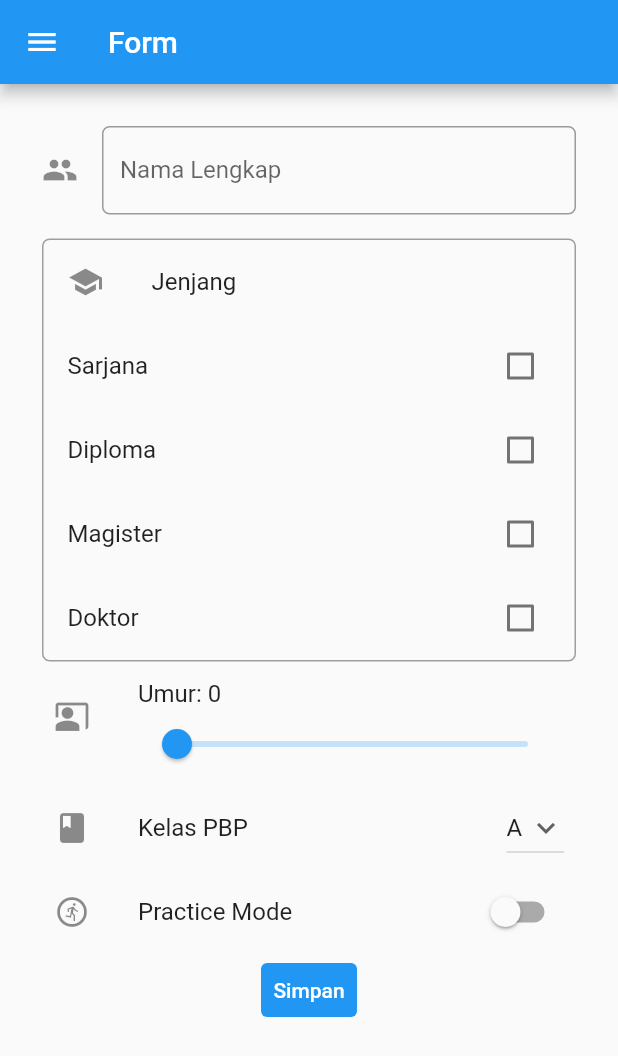
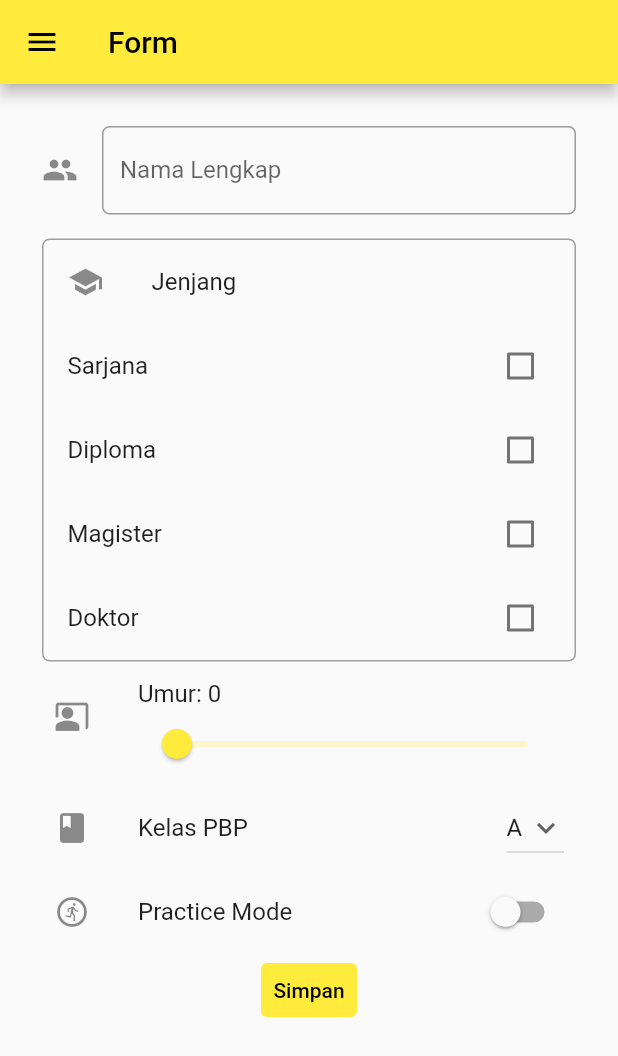
Before and after one commit to IpankCSUI/pbp-flutter-tutorial, a Flutter app: the MyFormPage screen opened directly, on a phone screen of 412 x 824 dp. Shown: the top 1056 px of the screen. Run offline on Flutter 3.47's test engine with Material 2 defaults, Android fonts, the phone set to English and light mode, and no system bars.

Commit message:
ganti warna kuning

```diff
--- a/lib/form.dart
+++ b/lib/form.dart
@@ -27,6 +27,7 @@ class _MyFormPageState extends State<MyFormPage> {
                 title: Text('Form'),
             ),
             drawer: Drawer(
+              backgroundColor: Colors.yellow,
               child: Column(
                 children: [
                   // Menambahkan clickable menu
@@ -212,10 +213,10 @@ class _MyFormPageState extends State<MyFormPage> {
                       TextButton(
                         child: const Text(
                           "Simpan",
-                          style: TextStyle(color: Colors.white),
+                          style: TextStyle(color: Colors.black),
                         ),
                         style: ButtonStyle(
-                          backgroundColor: MaterialStateProperty.all(Colors.blue),
+                          backgroundColor: MaterialStateProperty.all(Colors.yellow),
                         ),
                         onPressed: () {
                           if (_formKey.currentState!.validate()) {
--- a/lib/main.dart
+++ b/lib/main.dart
@@ -13,7 +13,7 @@ class MyApp extends StatelessWidget {
         return MaterialApp(
         title: 'Lab 7',
         theme: ThemeData(
-            primarySwatch: Colors.blue,
+            primarySwatch: Colors.yellow,
         ),
         home: const MyHomePage(),
         );
@@ -56,6 +56,7 @@ class _MyHomePageState extends State<MyHomePage> {
       ),
       // Menambahkan drawer menu
       drawer: Drawer(
+        backgroundColor: Colors.yellow,
           child: Column(
             children: [
               // Menambahkan clickable menu
```
